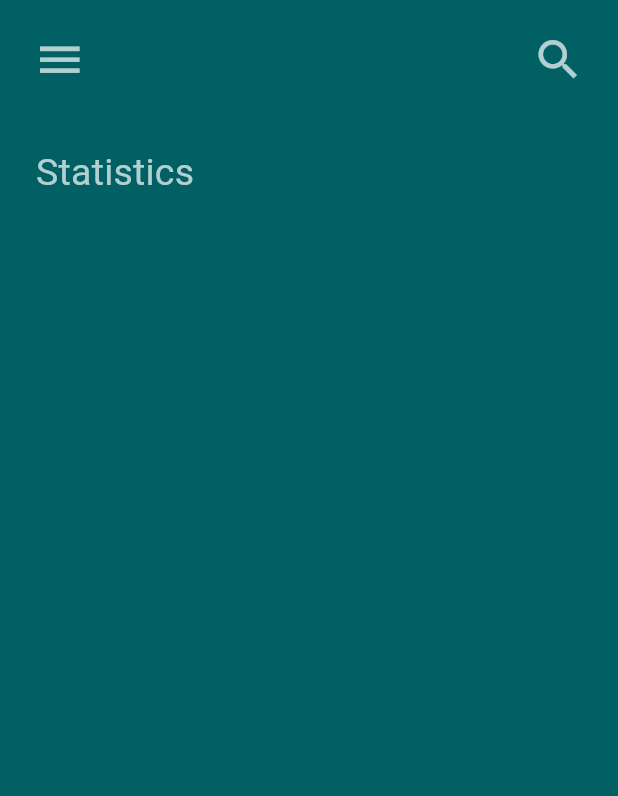
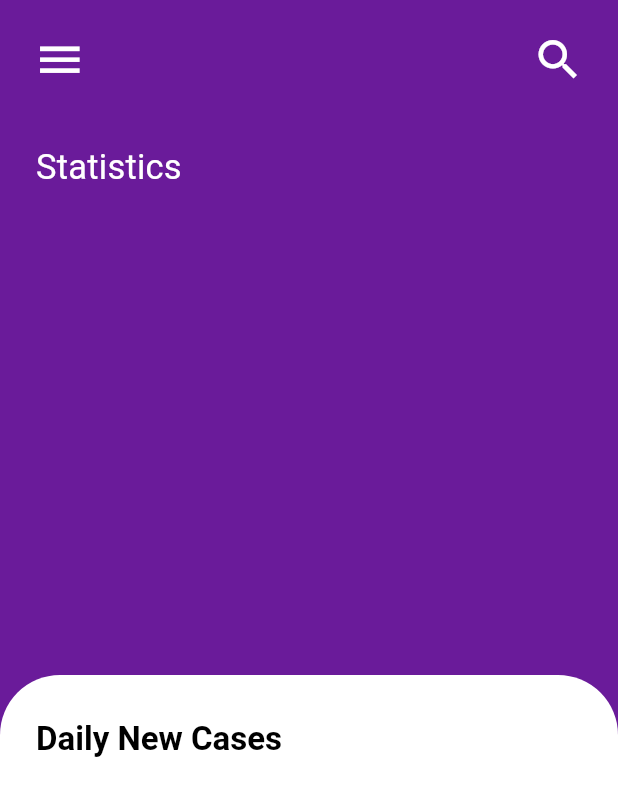
Before and after one commit to anasksy/covid19_stats, a Flutter app: the screen it shows after launch, on a phone screen of 412 x 824 dp. Shown: the top 796 px of the screen. Run offline on Flutter 3.47's test engine with Material 2 defaults, Android fonts, the phone set to English and light mode, and no system bars.

Commit message:
Added UI changes

```diff
--- a/lib/homescreen.dart
+++ b/lib/homescreen.dart
@@ -9,9 +9,33 @@ class Homescreen extends StatefulWidget {
 class _HomescreenState extends State<Homescreen> {
   @override
   Widget build(BuildContext context) {
+    var size = MediaQuery.of(context).size;
     return Scaffold(
-      backgroundColor: Colors.cyan[900],
-      body: SafeArea(
+      backgroundColor: Colors.purple[800],
+      body: Stack(
+        children: <Widget>[
+          Container(
+            margin: EdgeInsets.only(top: 450),
+            decoration: BoxDecoration(
+              borderRadius: BorderRadius.only(
+                topLeft: Radius.circular(40),
+                topRight: Radius.circular(40),
+              ),
+              color: Colors.white,
+            ),
+          ),
+          Container(
+            child: Text(
+              "Daily New Cases",
+              style: TextStyle(
+                  color: Colors.black,
+                  fontSize: 22,
+                  letterSpacing: 0,
+                  fontWeight: FontWeight.bold),
+            ),
+            margin: EdgeInsets.only(top: 480, left: 24),
+          ),
+          SafeArea(
             child: Column(
               children: <Widget>[
                 Row(
@@ -24,8 +48,8 @@ class _HomescreenState extends State<Homescreen> {
                         onPressed: () {
                           Utils.printDebug("MENU BUTTON CLICKED");
                         },
-                    color: Colors.white70,
-                    highlightColor: Colors.white54,
+                        color: Colors.white,
+                        highlightColor: Colors.white70,
                         iconSize: 35.0,
                       ),
                     ),
@@ -36,8 +60,8 @@ class _HomescreenState extends State<Homescreen> {
                         onPressed: () {
                           Utils.printDebug("SEARCH BUTTON CLICKED");
                         },
-                    color: Colors.white70,
-                    highlightColor: Colors.white54,
+                        color: Colors.white,
+                        highlightColor: Colors.white70,
                         iconSize: 35.0,
                       ),
                     ),
@@ -45,19 +69,21 @@ class _HomescreenState extends State<Homescreen> {
                 ),
                 Container(
                   alignment: Alignment.topLeft,
-              margin: EdgeInsets.only(left: 24, top: 35),
+                  margin: EdgeInsets.only(left: 24, top: 33),
                   child: Text(
                     "Statistics",
                     style: TextStyle(
-                  fontSize: 25.0,
+                      fontSize: 23.0,
                       letterSpacing: 0.15,
-                  color: Colors.white70,
+                      color: Colors.white,
                     ),
                   ),
                 )
               ],
             ),
           ),
+        ],
+      ),
     );
   }
 }
```
Also changed, not shown: pubspec.lock, 1 other file. Lines whose indentation alone changed are shown as unchanged.
